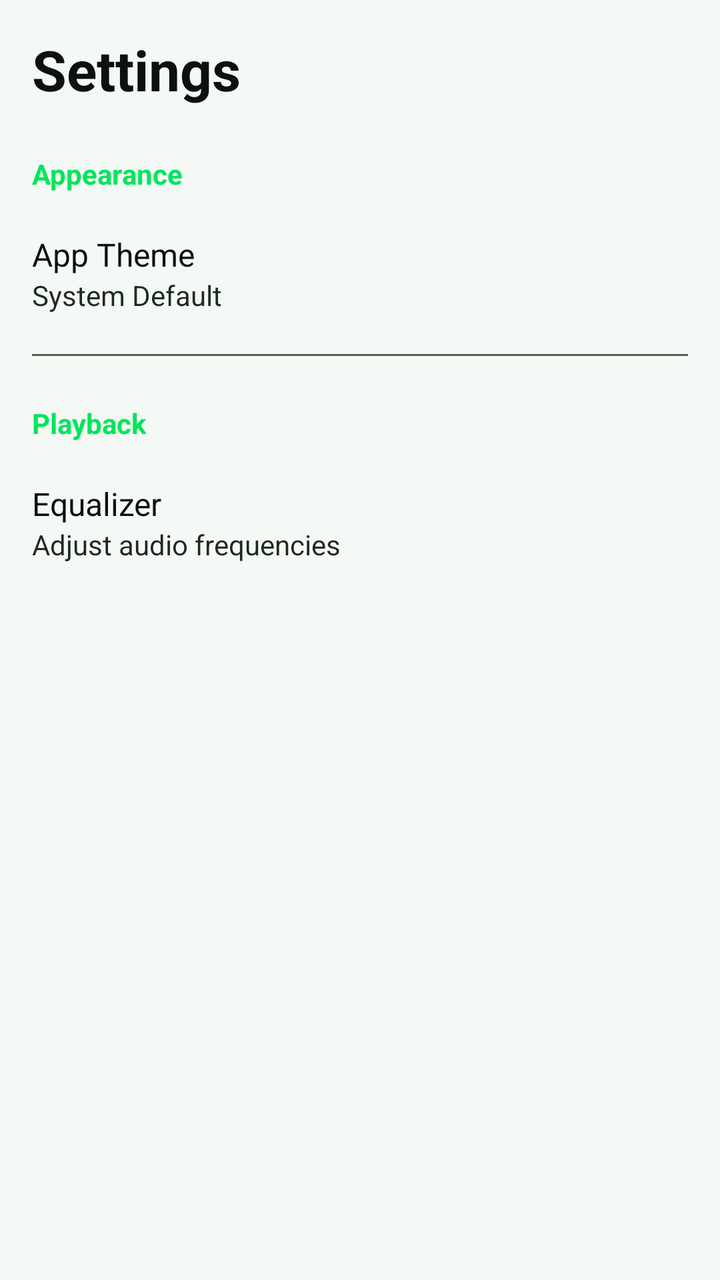
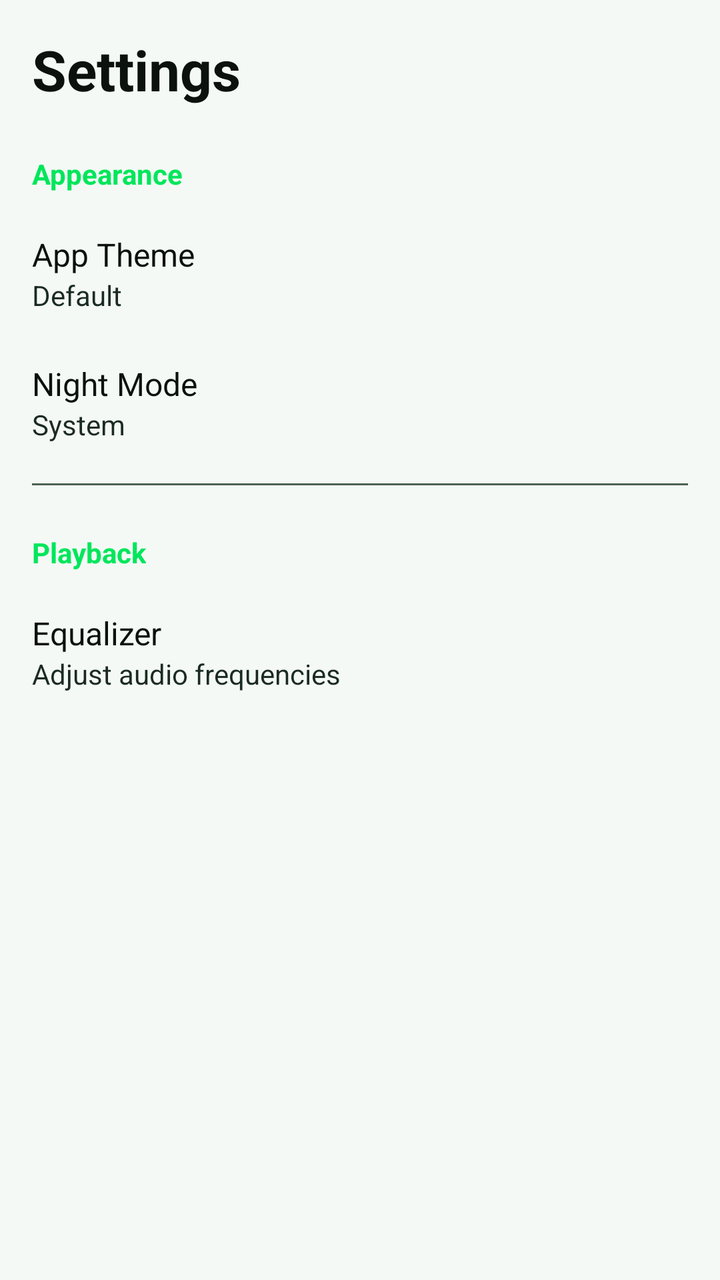

The first picture is an Android layout as it rendered before a commit; the second is the same layout after the commit. The layout source and the unified diff follow.
<!-- AndroidManifest.xml: application theme Theme.MusicPlayer -->
<!-- res/layout/fragment_settings.xml -->
<?xml version="1.0" encoding="utf-8"?>
<ScrollView xmlns:android="http://schemas.android.com/apk/res/android"
    android:layout_width="match_parent"
    android:layout_height="match_parent"
    android:background="?android:attr/colorBackground">

    <LinearLayout
        android:layout_width="match_parent"
        android:layout_height="wrap_content"
        android:orientation="vertical"
        android:padding="16dp">

        <TextView
            android:layout_width="wrap_content"
            android:layout_height="wrap_content"
            android:text="Settings"
            android:textColor="?attr/colorOnBackground"
            android:textSize="28sp"
            android:textStyle="bold"
            android:layout_marginBottom="24dp"/>

        <TextView
            android:layout_width="wrap_content"
            android:layout_height="wrap_content"
            android:text="Appearance"
            android:textColor="?attr/colorPrimary"
            android:textSize="14sp"
            android:textStyle="bold"
            android:layout_marginBottom="8dp"/>

        <LinearLayout
            android:id="@+id/layout_theme"
            android:layout_width="match_parent"
            android:layout_height="wrap_content"
            android:orientation="vertical"
            android:paddingVertical="12dp"
            android:background="?attr/selectableItemBackground"
            android:clickable="true"
            android:focusable="true">

            <TextView
                android:layout_width="wrap_content"
                android:layout_height="wrap_content"
                android:text="App Theme"
                android:textColor="?attr/colorOnBackground"
                android:textSize="16sp"/>

            <TextView
                android:id="@+id/tv_current_theme"
                android:layout_width="wrap_content"
                android:layout_height="wrap_content"
                android:text="System Default"
                android:textColor="?attr/colorOnSurfaceVariant"
                android:textSize="14sp"/>
        </LinearLayout>

        <View
            android:layout_width="match_parent"
            android:layout_height="1dp"
            android:background="?attr/colorOutline"
            android:layout_marginVertical="8dp"/>

        <TextView
            android:layout_width="wrap_content"
            android:layout_height="wrap_content"
            android:text="Playback"
            android:textColor="?attr/colorPrimary"
            android:textSize="14sp"
            android:textStyle="bold"
            android:layout_marginBottom="8dp"
            android:layout_marginTop="16dp"/>


        <LinearLayout
            android:id="@+id/layout_equalizer"
            android:layout_width="match_parent"
            android:layout_height="wrap_content"
            android:orientation="vertical"
            android:paddingVertical="12dp"
            android:background="?attr/selectableItemBackground"
            android:clickable="true"
            android:focusable="true">

            <TextView
                android:layout_width="wrap_content"
                android:layout_height="wrap_content"
                android:text="Equalizer"
                android:textColor="?attr/colorOnBackground"
                android:textSize="16sp"/>

            <TextView
                android:layout_width="wrap_content"
                android:layout_height="wrap_content"
                android:text="Adjust audio frequencies"
                android:textColor="?attr/colorOnSurfaceVariant"
                android:textSize="14sp"/>
        </LinearLayout>

    </LinearLayout>
</ScrollView>
<!-- resources referenced by this layout -->
<resources>
  <style name="Theme.MusicPlayer" parent="Theme.Material3.DayNight.NoActionBar">
          <item name="colorPrimary">@color/green_light_primary</item>
          <item name="colorOnPrimary">@color/green_light_onPrimary</item>
          <item name="colorPrimaryContainer">@color/green_light_primaryContainer</item>
          <item name="colorOnPrimaryContainer">@color/green_light_onPrimaryContainer</item>
          <item name="android:colorBackground">@color/green_light_background</item>
          <item name="colorOnBackground">@color/green_light_onBackground</item>
          <item name="colorSurface">@color/green_light_surface</item>
          <item name="colorOnSurface">@color/green_light_onSurface</item>
          <item name="colorSurfaceVariant">@color/green_light_surfaceVariant</item>
          <item name="colorOnSurfaceVariant">@color/green_light_onSurfaceVariant</item>
          <item name="colorOutline">@color/green_light_outline</item>
          <item name="colorError">@color/error_light</item>
          <item name="colorOnError">@color/onError_light</item>
      </style>
  <color name="green_light_primary">#00E65B</color>
  <color name="green_light_onPrimary">#000000</color>
  <color name="green_light_primaryContainer">#D4FFE4</color>
  <color name="green_light_onPrimaryContainer">#003912</color>
  <color name="green_light_background">#F4F9F5</color>
  <color name="green_light_onBackground">#0B110D</color>
  <color name="green_light_surface">#FFFFFF</color>
  <color name="green_light_onSurface">#0B110D</color>
  <color name="green_light_surfaceVariant">#E0EFE5</color>
  <color name="green_light_onSurfaceVariant">#1B2B21</color>
  <color name="green_light_outline">#4D6255</color>
  <color name="error_light">#E61919</color>
  <color name="onError_light">#FFFFFF</color>
</resources>

<!-- the commit's change to res/layout/fragment_settings.xml (unified diff, before → after) -->
@@ -49,7 +49,33 @@
                 android:id="@+id/tv_current_theme"
                 android:layout_width="wrap_content"
                 android:layout_height="wrap_content"
-                android:text="System Default"
+                android:text="Default"
+                android:textColor="?attr/colorOnSurfaceVariant"
+                android:textSize="14sp"/>
+        </LinearLayout>
+
+        <LinearLayout
+            android:id="@+id/layout_night_mode"
+            android:layout_width="match_parent"
+            android:layout_height="wrap_content"
+            android:orientation="vertical"
+            android:paddingVertical="12dp"
+            android:background="?attr/selectableItemBackground"
+            android:clickable="true"
+            android:focusable="true">
+
+            <TextView
+                android:layout_width="wrap_content"
+                android:layout_height="wrap_content"
+                android:text="Night Mode"
+                android:textColor="?attr/colorOnBackground"
+                android:textSize="16sp"/>
+
+            <TextView
+                android:id="@+id/tv_current_night_mode"
+                android:layout_width="wrap_content"
+                android:layout_height="wrap_content"
+                android:text="System"
                 android:textColor="?attr/colorOnSurfaceVariant"
                 android:textSize="14sp"/>
         </LinearLayout>
